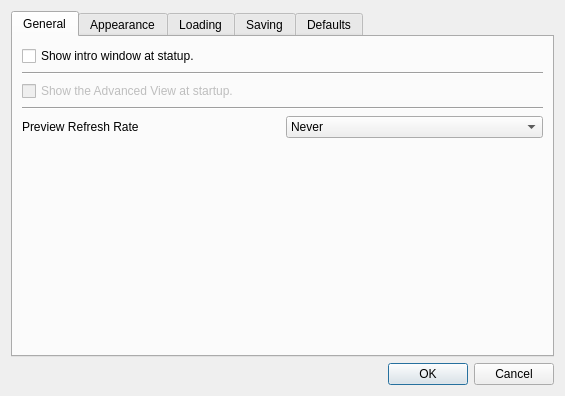
The window that resources/templates/window_settings.ui (GandaG/fomod-designer) describes before a commit, drawn with Qt 5.
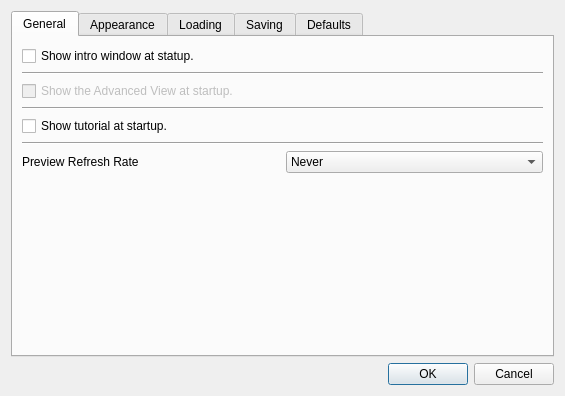
The same window after the commit. Icons and pictures are not drawn.

Commit message: Closes #38. Added tutorial at startup. Added setting to reenable the tutorial.

```diff
--- a/resources/templates/window_settings.ui
+++ b/resources/templates/window_settings.ui
@@ -75,6 +75,20 @@
          </property>
         </widget>
        </item>
+       <item>
+        <widget class="Line" name="line_10">
+         <property name="orientation">
+          <enum>Qt::Horizontal</enum>
+         </property>
+        </widget>
+       </item>
+       <item>
+        <widget class="QCheckBox" name="check_tutorial">
+         <property name="text">
+          <string>Show tutorial at startup.</string>
+         </property>
+        </widget>
+       </item>
        <item>
         <widget class="Line" name="line_2">
          <property name="orientation">
```
Left out of the diff: 2 changed lines with no effect on the pictures. The commit also changes 4 other files.
